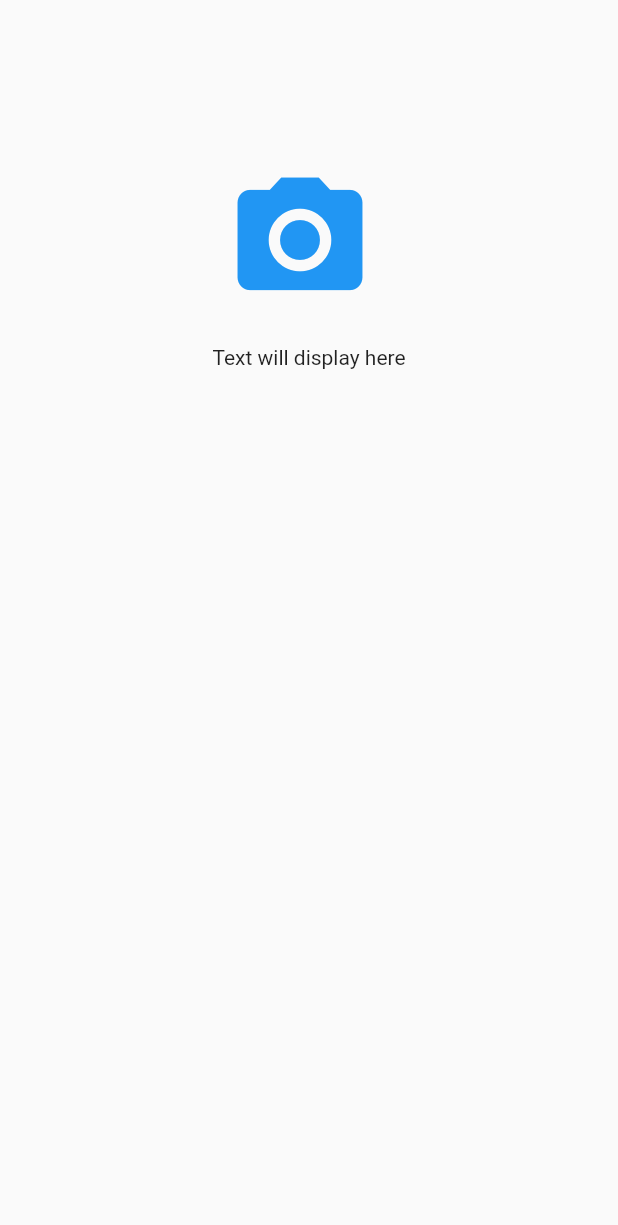
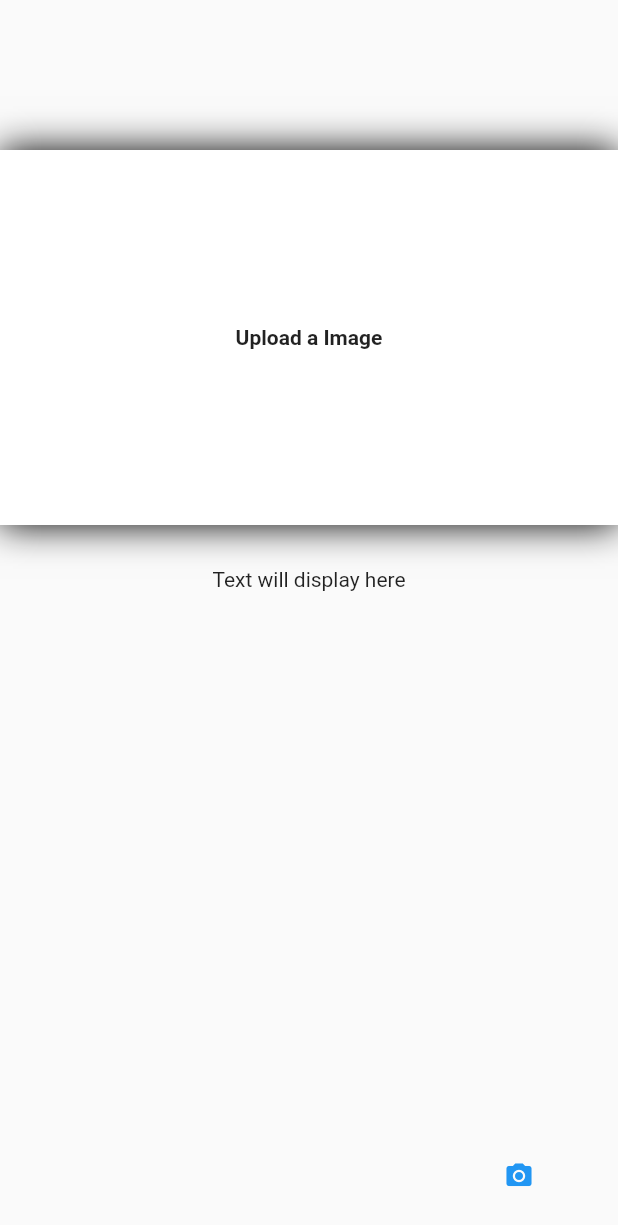
Before and after one commit to Manas1820/G_MAP, a Flutter app: the ReceiptData screen opened directly, on a phone screen of 412 x 824 dp. Shown: the top 1225 px of the screen. Run offline on Flutter 3.47's test engine with Material 2 defaults, Android fonts, the phone set to English and light mode, and no system bars; our stand-ins replace google_fonts, image_picker; missing offline and left inert: firebase_ml_vision, matrix4_transform, poly; accounts and stored records are empty; project files that could hold a hidden picture were left out.

Commit message:
Parsing logics Added

```diff
--- a/lib/screens/receipt_data_screen.dart
+++ b/lib/screens/receipt_data_screen.dart
@@ -1,5 +1,6 @@
 import 'package:firebase_ml_vision/firebase_ml_vision.dart';
 import 'package:flutter/material.dart';
+import 'package:hack_app/Utils/Parsing.dart';
 import 'package:image_picker/image_picker.dart';
 import 'dart:io';
 
@@ -26,18 +27,19 @@ class _ReceiptDataState extends State<ReceiptData> {
     FirebaseVisionImage visionImage = FirebaseVisionImage.fromFile(pickedImage);
     TextRecognizer textRecognizer = FirebaseVision.instance.textRecognizer();
     VisionText visionText = await textRecognizer.processImage(visionImage);
+    await getReceiptInfo(visionText);
+    textRecognizer.close();
+  }
 
-    for (TextBlock block in visionText.blocks) {
-      for (TextLine line in block.lines) {
-        for (TextElement word in line.elements) {
-          setState(() {
-            text = text + word.text + ' ';
-          });
-        }
-        text = text + '\n';
-      }
-    }
-    textRecognizer.close();
+  Future getReceiptInfo(visionText) async {
+    var text = ConfirmHelper.getText(visionText);
+    var info = ConfirmHelper.getItems(text);
+
+    setState(() {
+      receiptInfo = info;
+      receiptReady = true;
+    });
+    // return;
   }
 
   @override
@@ -62,21 +64,21 @@ class _ReceiptDataState extends State<ReceiptData> {
                     fit: BoxFit.cover,
                   ),
                 ))
-              : Container(),
-          SizedBox(height: 10.0),
-          Center(
-            child: FlatButton.icon(
-              icon: Icon(
-                Icons.photo_camera,
-                size: 100,
-              ),
-              label: Text(''),
-              textColor: Theme.of(context).primaryColor,
-              onPressed: () async {
-                pickImage();
-              },
-            ),
-          ),
+              : Container(
+                  decoration: BoxDecoration(
+                    color: Colors.white,
+                    boxShadow: const [
+                      BoxShadow(blurRadius: 20),
+                    ],
+                  ),
+                  margin: EdgeInsets.fromLTRB(0, 0, 0, 8),
+                  height: 250,
+                  child: Center(
+                    child: Text(
+                      "Upload a Image",
+                      style: TextStyle(fontWeight: FontWeight.bold),
+                    ),
+                  )),
           SizedBox(height: 10.0),
           SizedBox(height: 10.0),
           text == ''
@@ -93,6 +95,17 @@ class _ReceiptDataState extends State<ReceiptData> {
                 ),
         ],
       ),
+      floatingActionButton: FlatButton.icon(
+        icon: Icon(
+          Icons.photo_camera,
+          size: 20,
+        ),
+        label: Text(''),
+        textColor: Theme.of(context).primaryColor,
+        onPressed: () {
+          pickImage();
+        },
+      ),
     );
   }
 }
```
